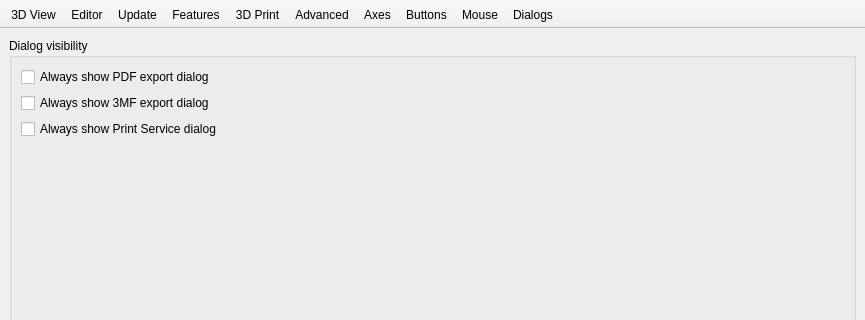
Before: the Qt Designer form src/gui/Preferences.ui in openscad/openscad, drawn with Qt 5; both pictures show x 0 to 865 and y 0 to 320 of the 865 by 860 pixel window.
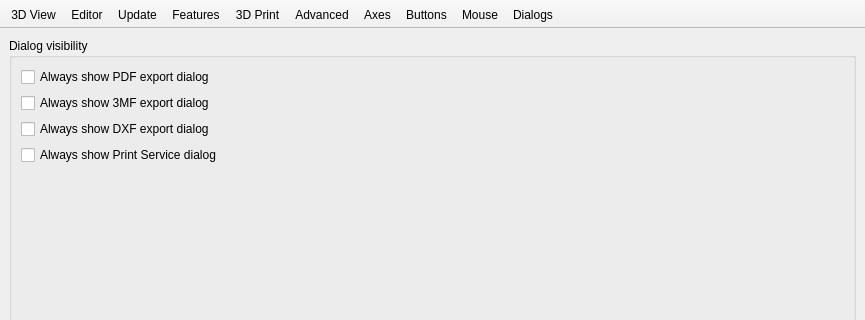
After: the same form once the commit is applied. The open tabs and pages were chosen to show the change. Icons and pictures are not drawn. Custom widgets are drawn as their Qt base class.

Commit message: Add entry for "always show dialog"

What changed in the file:
```diff
--- a/src/gui/Preferences.ui
+++ b/src/gui/Preferences.ui
@@ -2843,6 +2843,13 @@
              </property>
             </widget>
            </item>
+           <item>
+            <widget class="QCheckBox" name="checkBoxAlwaysShowExportDXFDialog">
+             <property name="text">
+              <string>Always show DXF export dialog</string>
+             </property>
+            </widget>
+           </item>
            <item>
             <widget class="QCheckBox" name="checkBoxAlwaysShowPrintServiceDialog">
              <property name="text">
```
The commit also changes 4 other files.
